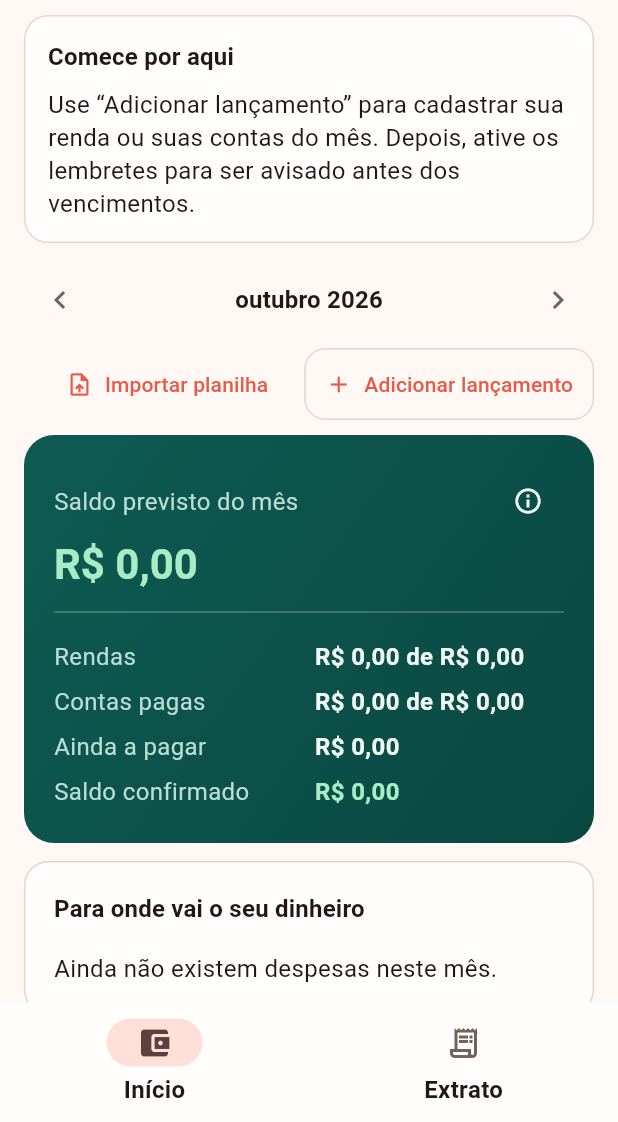
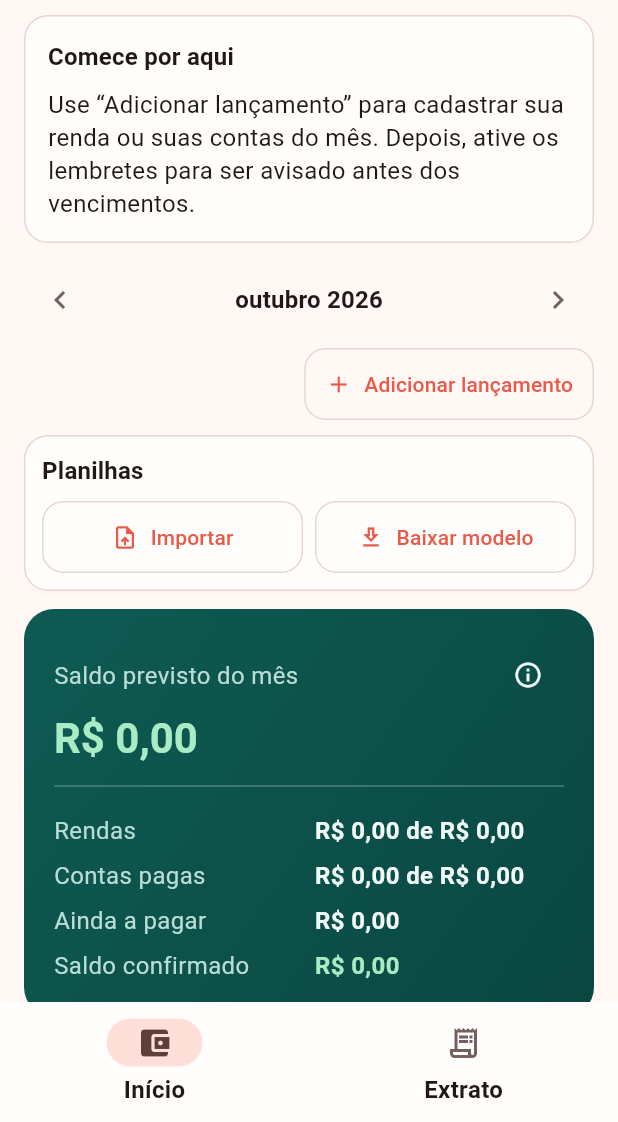
Before and after one commit to pietrocosentino/FinancaFacil, a Flutter app: the MainLayout screen opened directly, on a phone screen of 412 x 824 dp, the part 114-1236 px from its top. Run offline on Flutter 3.47's test engine with Material 3 defaults, Android fonts, the phone set to English and light mode, and no system bars; our stand-ins replace app_links, file_picker, flutter_local_notifications, flutter_timezone, image_picker, shared_preferences and 2 more; accounts and stored records are empty.

Commit message:
correção

```diff
--- a/flutter_project/lib/features/dashboard/presentation/screens/dashboard_screen.dart
+++ b/flutter_project/lib/features/dashboard/presentation/screens/dashboard_screen.dart
@@ -21,6 +21,8 @@ class DashboardScreen extends StatefulWidget {
     required this.repository,
     this.onNavigateToNotifications,
     this.onAdd,
+    this.onImportSpreadsheet,
+    this.onDownloadTemplate,
     this.reminders,
   });
   final FinanceRepository repository;
@@ -28,6 +30,8 @@ class DashboardScreen extends StatefulWidget {
 
   /// Abre o cadastro de despesa ou de renda; sem ele os botões não aparecem.
   final ValueChanged<AddChoice>? onAdd;
+  final VoidCallback? onImportSpreadsheet;
+  final ValueChanged<BuildContext>? onDownloadTemplate;
   final ReminderService? reminders;
   @override
   State<DashboardScreen> createState() => _DashboardScreenState();
@@ -225,6 +229,13 @@ class _DashboardScreenState extends State<DashboardScreen> {
             const SizedBox(height: 8),
             _monthNavigation(),
             if (widget.onAdd != null) QuickAddBar(onAdd: widget.onAdd!),
+            if (widget.onImportSpreadsheet != null &&
+                widget.onDownloadTemplate != null)
+              _SpreadsheetActions(
+                onImport: widget.onImportSpreadsheet!,
+                onDownloadTemplate: () =>
+                    widget.onDownloadTemplate!(context),
+              ),
             _MonthSummaryCard(summary: summary),
             if (summary.expenses > 0 || previous.expenses > 0)
               Padding(
@@ -239,6 +250,49 @@ class _DashboardScreenState extends State<DashboardScreen> {
         ),
       );
     },
+  );
+}
+
+class _SpreadsheetActions extends StatelessWidget {
+  const _SpreadsheetActions({
+    required this.onImport,
+    required this.onDownloadTemplate,
+  });
+
+  final VoidCallback onImport;
+  final VoidCallback onDownloadTemplate;
+
+  @override
+  Widget build(BuildContext context) => Card(
+    child: Padding(
+      padding: const EdgeInsets.all(12),
+      child: Column(
+        crossAxisAlignment: CrossAxisAlignment.start,
+        children: [
+          Text('Planilhas', style: Theme.of(context).textTheme.titleMedium),
+          const SizedBox(height: 8),
+          Row(
+            children: [
+              Expanded(
+                child: OutlinedButton.icon(
+                  onPressed: onImport,
+                  icon: const Icon(Icons.upload_file_outlined),
+                  label: const Text('Importar'),
+                ),
+              ),
+              const SizedBox(width: 8),
+              Expanded(
+                child: OutlinedButton.icon(
+                  onPressed: onDownloadTemplate,
+                  icon: const Icon(Icons.download_outlined),
+                  label: const Text('Baixar modelo'),
+                ),
+              ),
+            ],
+          ),
+        ],
+      ),
+    ),
   );
 }
 
--- a/flutter_project/lib/features/transactions/presentation/screens/add_choice_sheet.dart
+++ b/flutter_project/lib/features/transactions/presentation/screens/add_choice_sheet.dart
@@ -13,22 +13,10 @@ class QuickAddBar extends StatelessWidget {
       alignment: Alignment.centerRight,
       child: Padding(
         padding: const EdgeInsets.only(top: 8, bottom: 4),
-        child: Wrap(
-          alignment: WrapAlignment.end,
-          spacing: 8,
-          runSpacing: 8,
-          children: [
-            TextButton.icon(
-              onPressed: () => onAdd(AddChoice.spreadsheet),
-              icon: const Icon(Icons.upload_file_outlined),
-              label: const Text('Importar planilha'),
-            ),
-            OutlinedButton.icon(
-              onPressed: () => _showChoices(context),
-              icon: const Icon(Icons.add),
-              label: const Text('Adicionar lançamento'),
-            ),
-          ],
+        child: OutlinedButton.icon(
+          onPressed: () => _showChoices(context),
+          icon: const Icon(Icons.add),
+          label: const Text('Adicionar lançamento'),
         ),
       ),
     );
--- a/flutter_project/lib/shared/widgets/main_layout.dart
+++ b/flutter_project/lib/shared/widgets/main_layout.dart
@@ -1,11 +1,14 @@
 
 import 'package:flutter/material.dart';
 
+import '../../core/errors/app_log.dart';
+import '../../core/files/cloud_files.dart';
 import '../../core/services/app_services.dart';
 import '../../core/services/device_preferences.dart';
 import '../../core/utils/finance_updates.dart';
 import '../../core/utils/single_flight.dart';
 import '../../features/dashboard/presentation/screens/dashboard_screen.dart';
+import '../../features/imports/data/import_file_gateway.dart';
 import '../../features/imports/data/import_repository.dart';
 import '../../features/imports/presentation/import_screen.dart';
 import '../../features/notifications/application/reminder_synchronizer.dart';
@@ -19,6 +22,7 @@ import '../../features/transactions/domain/finance_models.dart';
 import '../../features/transactions/presentation/screens/add_choice_sheet.dart';
 import '../../features/transactions/presentation/screens/add_transaction_screen.dart';
 import '../../features/transactions/presentation/screens/transactions_list_screen.dart';
+import 'file_location_sheet.dart';
 import 'main_header.dart';
 
 /// Raiz da área autenticada e ponto de composição das dependências das telas.
@@ -31,12 +35,14 @@ class MainLayout extends StatefulWidget {
     this.financeRepository,
     this.profileRepository,
     this.importRepository,
+    this.importFiles,
     this.reminderService,
     this.userId,
   });
   final FinanceRepository? financeRepository;
   final ProfileRepository? profileRepository;
   final ImportRepository? importRepository;
+  final ImportFileGateway? importFiles;
   final ReminderService? reminderService;
   final String? userId;
   @override
@@ -57,6 +63,7 @@ class _MainLayoutState extends State<MainLayout> with WidgetsBindingObserver {
   static const _homeTab = 0;
 
   late final FinanceRepository _finance;
+  late final ImportFileGateway _importFiles;
   late final ProfileController _profile;
   ReminderService? _reminders;
   ReminderSynchronizer? _synchronizer;
@@ -67,6 +74,7 @@ class _MainLayoutState extends State<MainLayout> with WidgetsBindingObserver {
   final _openingProfile = SingleFlight();
   final _openingNotifications = SingleFlight();
   final _openingForm = SingleFlight();
+  final _downloadingTemplate = SingleFlight();
   late final List<Widget> _screens;
   late Future<List<FinanceEntry>> _headerEntries;
   DateTime? _leftAt;
@@ -75,6 +83,7 @@ class _MainLayoutState extends State<MainLayout> with WidgetsBindingObserver {
   void initState() {
     super.initState();
     _finance = widget.financeRepository ?? AppServices.finance;
+    _importFiles = widget.importFiles ?? NativeImportFileGateway();
     _profile = ProfileController(
       widget.profileRepository ?? AppServices.profile,
     )..loadPhoto();
@@ -106,6 +115,8 @@ class _MainLayoutState extends State<MainLayout> with WidgetsBindingObserver {
         reminders: _reminders,
         onNavigateToNotifications: _openNotifications,
         onAdd: _addEntry,
+        onImportSpreadsheet: () => _addEntry(AddChoice.spreadsheet),
+        onDownloadTemplate: _downloadTemplate,
       ),
       TransactionsListScreen(repository: _finance),
     ];
@@ -188,6 +199,39 @@ class _MainLayoutState extends State<MainLayout> with WidgetsBindingObserver {
       ),
     );
   }
+
+  Future<void> _downloadTemplate(BuildContext context) =>
+      _downloadingTemplate.run(() async {
+        final to = await showSaveLocationSheet(
+          context,
+          title: 'Onde salvar o modelo?',
+        );
+        if (to == null || !mounted) return;
+        try {
+          if (await _importFiles.saveTemplate(to) && mounted) {
+            ScaffoldMessenger.of(context).showSnackBar(
+              SnackBar(
+                content: Text(
+                  to == FileLocation.drive
+                      ? 'Confirme o envio no Google Drive. Depois, preencha a aba Lançamentos.'
+                      : 'Modelo salvo. Preencha a aba Lançamentos.',
+                ),
+              ),
+            );
+          }
+        } catch (error, stack) {
+          AppLog.error(error, stack, 'salvar modelo');
+          if (mounted) {
+            ScaffoldMessenger.of(context).showSnackBar(
+              const SnackBar(
+                content: Text(
+                  'Não foi possível salvar o modelo. Escolha uma pasta acessível no aparelho.',
+                ),
+              ),
+            );
+          }
+        }
+      });
 
   Future<void> _openProfile() => _openingProfile.run(() async {
     final form = _addKey.currentState;
```
Also changed, not shown: flutter_project/lib/features/imports/presentation/import_screen.dart (+1 -44 lines), 2 other files.
